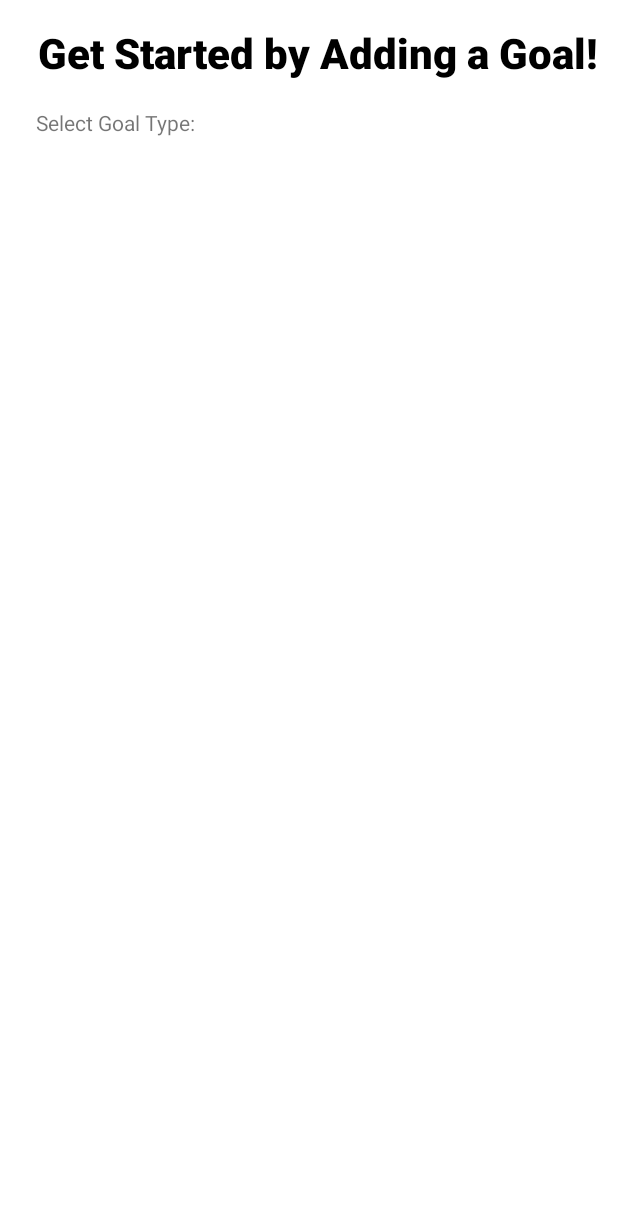
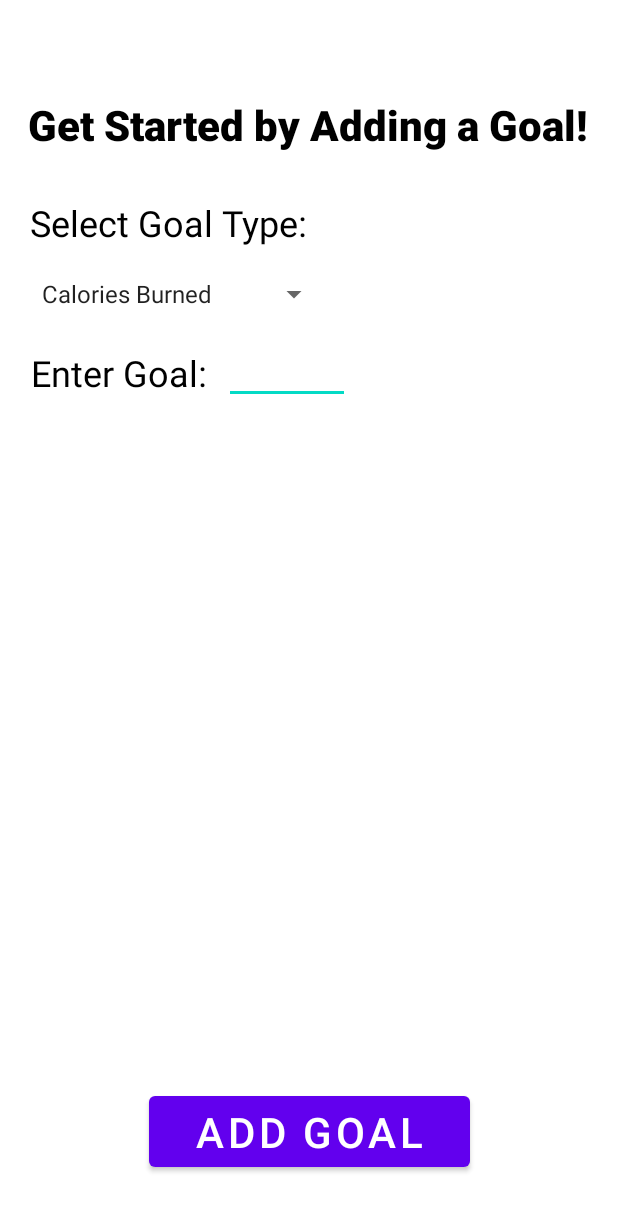
Before and after one commit to Saugat1017/Fitness-Tracker, an Android app: the SetGoalRegistrationActivity screen opened directly, with no data from a screen before it, on a phone screen of 412 x 824 dp. Shown: the top 1211 px of the screen. Run offline under Robolectric (Android 15) with nearby library versions, the phone set to English and light mode, and no system bars.

Commit message:
Work on goal adding

```diff
--- a/app/src/main/java/com/cse3310/myfitnesstracker/SetGoalRegistrationActivity.java
+++ b/app/src/main/java/com/cse3310/myfitnesstracker/SetGoalRegistrationActivity.java
@@ -6,6 +6,7 @@ import android.content.Intent;
 import android.os.Bundle;
 import android.view.LayoutInflater;
 import android.view.View;
+import android.widget.ArrayAdapter;
 import android.widget.Button;
 import android.widget.EditText;
 import android.widget.LinearLayout;
@@ -13,14 +14,63 @@ import android.widget.ProgressBar;
 import android.widget.TextView;
 import android.widget.Toast;
 import androidx.appcompat.app.AppCompatActivity;
+import android.widget.Spinner;
 
 import com.cse3310.myfitnesstracker.ui.goals.MyCheckBox;
 import com.google.android.material.navigation.NavigationView;
 
+
 public class SetGoalRegistrationActivity extends AppCompatActivity{
+
+    Spinner goalSelectorDropDown;
+    Button addGoalButton;
+    EditText goalNumber;
+    private int goalNum;
+    private String goal;
+    private FitnessDatabaseHelper db;
+
     @Override
     protected void onCreate(Bundle savedInstanceState) {
         super.onCreate(savedInstanceState);
         setContentView(R.layout.activity_registration_add_goal);
+
+        addGoalButton = findViewById(R.id.addGoalButton);
+        goalNumber = findViewById(R.id.goalNumber);
+
+        // Set up drop down menu for selecting goal
+        goalSelectorDropDown = findViewById(R.id.goalSelectorDropDown);
+        ArrayAdapter<CharSequence> adapter = ArrayAdapter.createFromResource(this,
+                R.array.goalDropDownSelections, android.R.layout.simple_spinner_item);
+        adapter.setDropDownViewResource(android.R.layout.simple_spinner_dropdown_item);
+        goalSelectorDropDown.setAdapter(adapter);
+
+        addGoalButton.setOnClickListener(new View.OnClickListener() {
+            @Override
+            public void onClick(View v) {
+                try {
+                    // Convert the text to an integer
+                    goalNum = Integer.parseInt(String.valueOf(goalNumber.getText()));
+                    Toast.makeText(SetGoalRegistrationActivity.this, "The number is: " + goalNum, Toast.LENGTH_SHORT).show();
+                } catch (NumberFormatException e) {
+                    // Handle the case where the input is not a valid number
+                    Toast.makeText(SetGoalRegistrationActivity.this, "Please enter a valid number", Toast.LENGTH_SHORT).show();
+                }
+                goal = goalSelectorDropDown.getSelectedItem().toString();
+                Toast.makeText(SetGoalRegistrationActivity.this, "Goal: " + goal, Toast.LENGTH_SHORT).show();
+
+                // Add to database
+
+            }
+
+        });
+
+        // Implement back button
+//        backButton.setOnClickListener(new View.OnClickListener() {
+//            @Override
+//            public void onClick(View v) {
+//                finish();
+//            }
+//        });
     }
+
 }
--- a/app/src/main/res/layout/activity_registration_add_goal.xml
+++ b/app/src/main/res/layout/activity_registration_add_goal.xml
@@ -5,30 +5,80 @@
     android:layout_width="match_parent"
     android:layout_height="match_parent">
 
+    <Spinner
+        android:id="@+id/goalSelectorDropDown"
+        android:layout_width="200dp"
+        android:layout_height="40dp"
+        android:layout_marginStart="20dp"
+        android:layout_marginTop="176dp"
+        android:spinnerMode="dropdown"
+        app:layout_constraintStart_toStartOf="parent"
+        app:layout_constraintTop_toTopOf="parent" />
+
     <TextView
-        android:id="@+id/testText"
+        android:id="@+id/GoalSettingGreeter"
         android:layout_width="wrap_content"
         android:layout_height="wrap_content"
-        android:layout_marginTop="16dp"
+        android:layout_marginTop="64dp"
         android:fontFamily="sans-serif"
         android:text="Get Started by Adding a Goal!"
         android:textColor="@color/black"
         android:textFontWeight="1000"
         android:textSize="28sp"
         app:layout_constraintEnd_toEndOf="parent"
-        app:layout_constraintHorizontal_bias="0.648"
+        app:layout_constraintHorizontal_bias="0.486"
+        app:layout_constraintStart_toStartOf="parent"
+        app:layout_constraintTop_toTopOf="parent" />
+
+    <EditText
+        android:id="@+id/goalNumber"
+        android:layout_width="84dp"
+        android:layout_height="33dp"
+        android:layout_marginTop="236dp"
+        android:ems="10"
+        android:inputType="number"
+        android:textSize="24dp"
+        app:layout_constraintEnd_toEndOf="parent"
+        app:layout_constraintHorizontal_bias="0.455"
         app:layout_constraintStart_toStartOf="parent"
         app:layout_constraintTop_toTopOf="parent" />
 
     <TextView
-        android:id="@+id/textView3"
-        android:layout_width="110dp"
-        android:layout_height="25dp"
-        android:layout_marginStart="24dp"
-        android:layout_marginTop="72dp"
-        android:text="Select Goal Type:"
+        android:id="@+id/EnterGoalPrompt"
+        android:layout_width="147dp"
+        android:layout_height="36dp"
+        android:layout_marginTop="232dp"
+        android:text="Enter Goal: "
+        android:textColor="@color/black"
+        android:textSize="24dp"
+        app:layout_constraintEnd_toEndOf="parent"
+        app:layout_constraintHorizontal_bias="0.079"
         app:layout_constraintStart_toStartOf="parent"
         app:layout_constraintTop_toTopOf="parent" />
 
+    <TextView
+        android:id="@+id/goalTypePrompt"
+        android:layout_width="276dp"
+        android:layout_height="44dp"
+        android:layout_marginStart="20dp"
+        android:layout_marginTop="132dp"
+        android:text="Select Goal Type:"
+        android:textColor="@color/black"
+        android:textSize="24dp"
+        app:layout_constraintStart_toStartOf="parent"
+        app:layout_constraintTop_toTopOf="parent" />
+
+    <Button
+        android:id="@+id/addGoalButton"
+        android:layout_width="214dp"
+        android:layout_height="59dp"
+        android:layout_marginBottom="40dp"
+        android:text="Add Goal"
+        android:textSize="28dp"
+        app:layout_constraintBottom_toBottomOf="parent"
+        app:layout_constraintEnd_toEndOf="parent"
+        app:layout_constraintHorizontal_bias="0.5"
+        app:layout_constraintStart_toStartOf="parent" />
+
 
 </androidx.constraintlayout.widget.ConstraintLayout>
--- a/app/src/main/res/values/strings.xml
+++ b/app/src/main/res/values/strings.xml
@@ -20,4 +20,11 @@
     <string name="add_goal">Add Goal</string>
     <string name="trainer_photo_placeholder">Trainer photo placeholder</string>
 
+    <!--These are the options for the drop down goal selector in registration-->
+    <string-array name="goalDropDownSelections">
+        <item>Calories Burned</item>
+        <item>Steps</item>
+        <item>Weight goal</item>
+        <item>Miles run</item>
+    </string-array>
 </resources>
```
